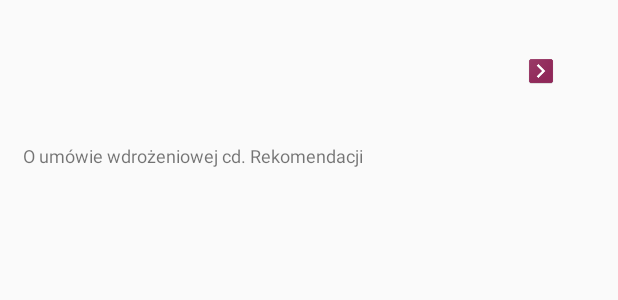
After one commit to jash90/newsletter-java, an Android app: the layout row_newsletter.xml on its own in the app's theme, with its tools: preview values and no code run, on a phone screen of 412 x 824 dp. The commit adds this screen. Shown: the top 300 px of the screen. Run offline under Robolectric (Android 15) with nearby library versions, the light colour scheme and no system bars.

Commit message:
ListNewsletters

```diff
--- /dev/null
+++ b/app/src/main/res/layout/row_newsletter.xml
@@ -0,0 +1,51 @@
+<?xml version="1.0" encoding="utf-8"?>
+<LinearLayout
+    xmlns:android="http://schemas.android.com/apk/res/android"
+    android:orientation="vertical"
+    android:layout_width="match_parent"
+    android:layout_height="wrap_content"
+    android:paddingTop="10dp"
+    android:paddingBottom="10dp"
+    >
+
+    <LinearLayout
+        android:layout_width="wrap_content"
+        android:layout_height="wrap_content"
+        android:orientation="horizontal">
+
+        <TextView
+            android:id="@+id/title_newsletter"
+            android:layout_width="320dp"
+            android:layout_height="wrap_content"
+            android:layout_marginBottom="15dp"
+            android:layout_marginLeft="15dp"
+            android:layout_marginTop="22dp"
+            android:layout_weight="100"
+            android:text=""
+            android:textSize="18dp" />
+
+        <ImageView
+            android:layout_width="20dp"
+            android:layout_height="20dp"
+            android:layout_gravity="center"
+            android:layout_marginLeft="15dp"
+            android:layout_marginBottom="15dp"
+            android:layout_marginRight="15dp"
+            android:layout_marginTop="22dp"
+            android:src="@mipmap/arrow" />
+    </LinearLayout>
+
+    <TextView
+        android:layout_width="match_parent"
+        android:layout_height="wrap_content"
+        android:id="@+id/date"
+        android:text="O umówie wdrożeniowej cd. Rekomendacji"
+        android:textSize="12dp"
+        android:layout_marginLeft="15dp"
+        android:layout_marginRight="15dp"
+        android:layout_marginBottom="23dp"
+        android:layout_marginTop="23dp"/>
+
+
+
+</LinearLayout>
```
Also changed, not shown: app/src/main/java/com/example/zimny/newsletter/Main2Activity.java (+28 -14 lines), app/src/main/java/com/example/zimny/newsletter/Newsletter.java (+12 -0 lines), app/src/main/java/com/example/zimny/newsletter/NewsletterAdapter.java (added, +53 -0 lines), app/src/main/java/com/example/zimny/newsletter/Newsletters.java (added, +55 -0 lines), app/src/main/java/com/example/zimny/newsletter/Newslettersss.java (added, +77 -0 lines), app/src/main/res/layout/activity_main2.xml (+7 -13 lines), app/src/main/res/mipmap-hdpi/arrow.png (added), app/src/main/res/mipmap-mdpi/arrow.png (added), app/src/main/res/mipmap-xhdpi/arrow.png (added), app/src/main/res/mipmap-xxhdpi/arrow.png (added), app/src/main/res/mipmap-xxxhdpi/arrow.png (added).
